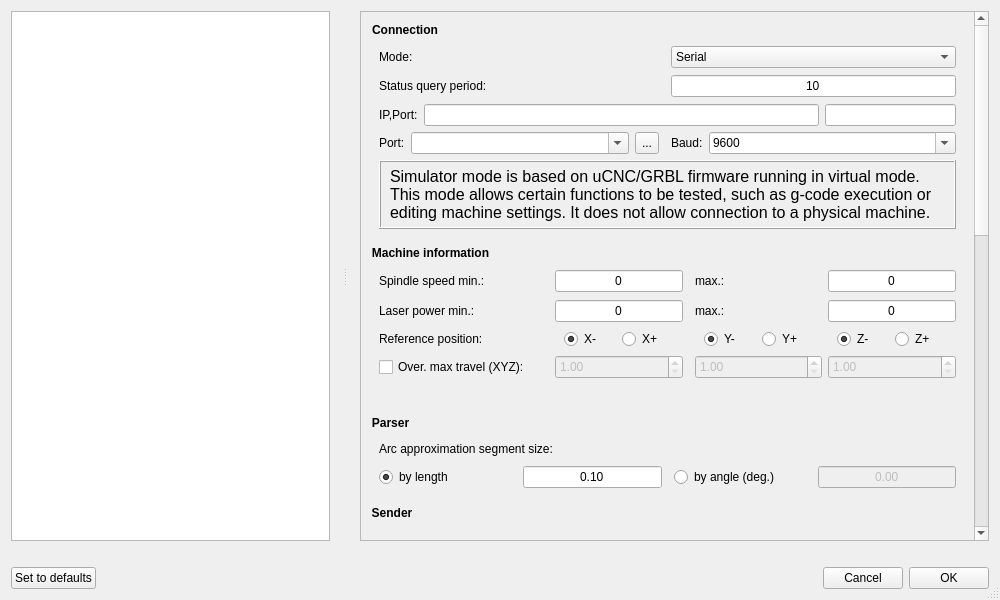
Qt form src/gpilot/ui/forms/frmsettings.ui (etet100/AstroCore-GCode-Sender) before a commit.
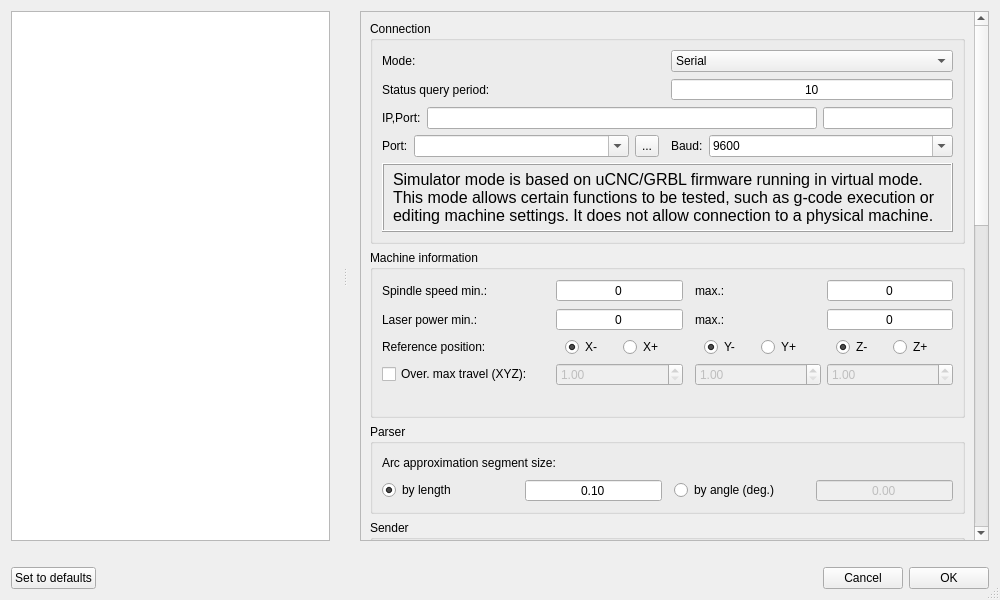
The same form after that commit. Icons and pictures are not drawn. Custom widgets are drawn as their Qt base class.

Diff of the .ui file:
```diff
--- a/src/gpilot/ui/forms/frmsettings.ui
+++ b/src/gpilot/ui/forms/frmsettings.ui
@@ -20,39 +20,7 @@
    <string>Settings</string>
   </property>
   <property name="styleSheet">
-   <string notr="true">QSpinBox, QDoubleSpinBox {
-	padding-top: 1px;
-	padding-bottom: 1px;
-}
-
-QGroupBox {
-	border: none;
-	padding-top: 16;
-	font-weight: bold;
-}
-
-QSplitter::handle {
-	background-repeat: no-repeat;
-	background-position: center center;
-}
-
-[mode=&quot;light&quot;] QSplitter::handle:vertical {
-        background-image: url(&quot;:/images/handle_horizontal_light.png&quot;);
-}
-
-[mode=&quot;light&quot;] QSplitter::handle:horizontal {
-        background-image: url(&quot;:/images/handle_vertical_light.png&quot;);
-}
-
-[mode=&quot;dark&quot;] QSplitter::handle:vertical {
-        background-image: url(&quot;:/images/handle_horizontal_dark.png&quot;);
-}
-
-[mode=&quot;dark&quot;] QSplitter::handle:horizontal {
-        background-image: url(&quot;:/images/handle_vertical_dark.png&quot;);
-}
-
-</string>
+   <string notr="true"></string>
   </property>
   <property name="sizeGripEnabled">
    <bool>true</bool>
```
